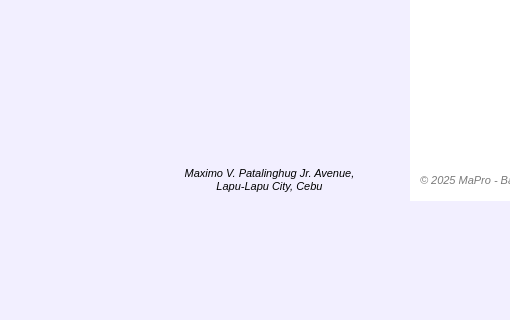
Yohhannn/Barangay-Records-Statistics-System, file Resources/UIs/AuthPages/login.ui: the form before one commit; both pictures show x 0 to 510 and y 400 to 720 of the 1080 by 720 pixel window.
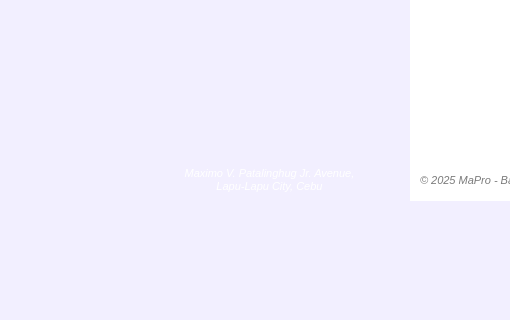
The form after the commit. Icons and pictures are not drawn.

```diff
--- a/Resources/UIs/AuthPages/login.ui
+++ b/Resources/UIs/AuthPages/login.ui
@@ -161,7 +161,7 @@
       <string notr="true">#login_labellocation{
 	background-color: transparent;
 	border-color: transparent;
-	color: #white;
+	color: #FFFFFF;
 }
 
 </string>
```
